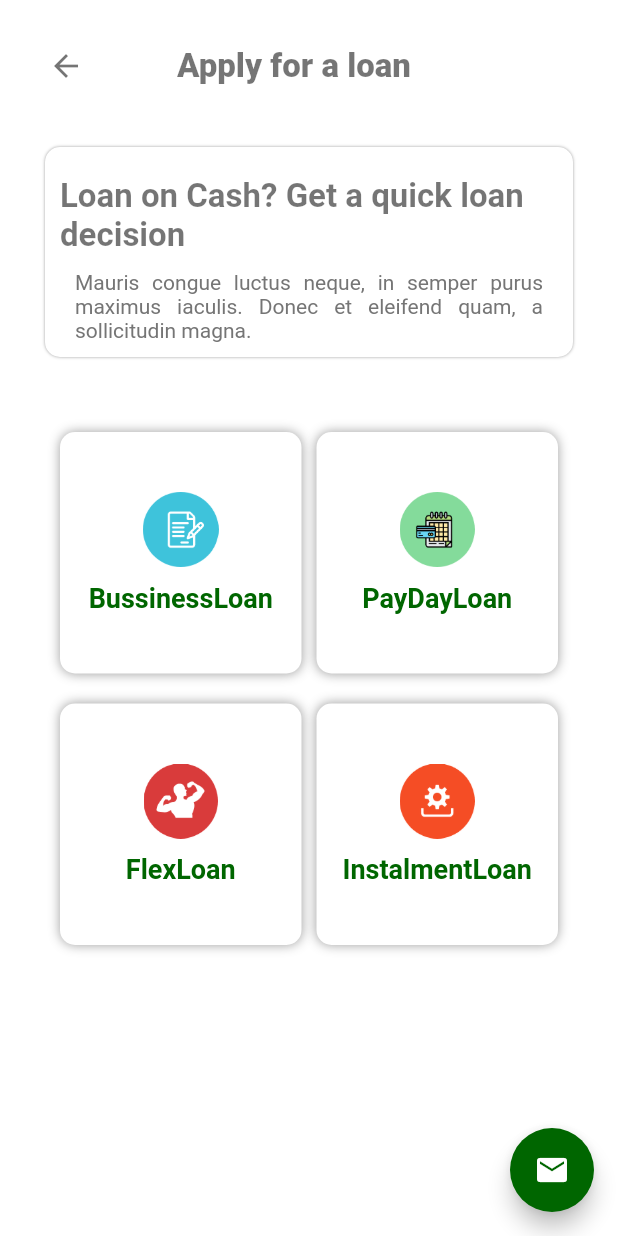
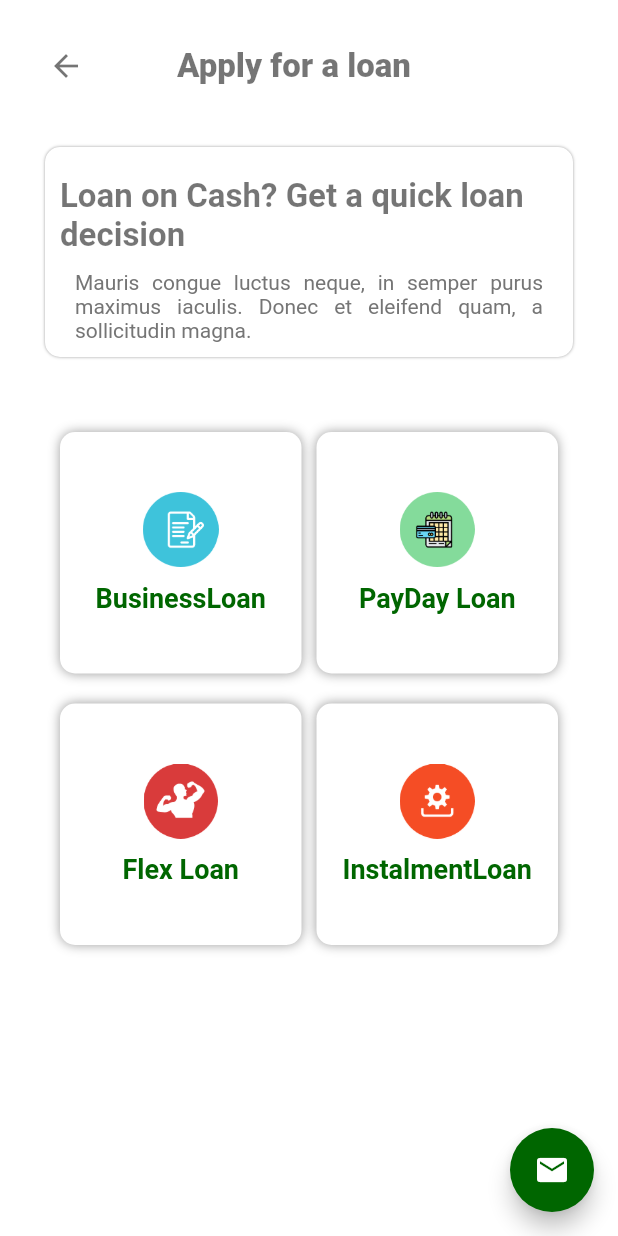
Before and after one commit to ali-shahKust/Sameed_loanApp, a Flutter app: the ApplyLoan screen opened directly, on a phone screen of 412 x 824 dp. Run offline on Flutter 3.47's test engine with Material 2 defaults, Android fonts, the phone set to English and light mode, and no system bars.

Commit message:
Spelling Fix

```diff
--- a/lib/HomePage.dart
+++ b/lib/HomePage.dart
@@ -25,7 +25,7 @@ class _LoanHomePageState extends State<LoanHomePage> {
     return GestureDetector(
       onTap: () {
         switch (title) {
-         case "Texes":
+         case "Taxes":
             Navigator.push(context, MaterialPageRoute(builder: (context) => LoanPage()));
             break;
           case "Loan":
@@ -121,7 +121,7 @@ class _LoanHomePageState extends State<LoanHomePage> {
                       mainAxisSpacing: 30,
                       crossAxisSpacing: 10,
                       children: <Widget>[
-                        cards('images/g1.png', 'Texes'),
+                        cards('images/g1.png', 'Taxes'),
                         cards('images/g1.png', 'Loan'),
                         cards('images/g1.png', 'Insurance'),
                         cards(
--- a/lib/Loanpage.dart
+++ b/lib/Loanpage.dart
@@ -148,7 +148,7 @@ class _LoanPageState extends State<LoanPage> with TickerProviderStateMixin {
                       color: Colors.grey.shade200,
                       child: TextFormField(
                         decoration:  InputDecoration(
-                          hintText: "Auttomobiles",
+                          hintText: "Automobile",
                           fillColor: Colors.white70,
                           border:  OutlineInputBorder(
                             borderRadius:  BorderRadius.circular(5.0),
--- a/lib/applyloanpage.dart
+++ b/lib/applyloanpage.dart
@@ -23,16 +23,16 @@ class _ApplyLoanState extends State<ApplyLoan> {
     return GestureDetector(
       onTap: () {
         switch (title) {
-          case "BussinessLoan":
+          case "Business Loan":
             Navigator.push(context, MaterialPageRoute(builder: (context) => LoanPage()));
             break;
-          case "PayDayLoan":
+          case "PayDay Loan":
             Navigator.push(context, MaterialPageRoute(builder: (context) => LoanPage()));
             break;
-          case "FlexLoan":
+          case "Flex Loan":
             Navigator.push(context, MaterialPageRoute(builder: (context) => LoanPage()));
             break;
-          case "InstalmentLoan":
+          case "Instalment Loan":
             Navigator.push(context, MaterialPageRoute(builder: (context) => LoanPage()));
             break;
         }
@@ -161,9 +161,9 @@ class _ApplyLoanState extends State<ApplyLoan> {
                     mainAxisSpacing: 20,
                     crossAxisSpacing: 10,
                     children: <Widget>[
-                      cards('images/g5.png', 'BussinessLoan'),
-                      cards('images/g2.png', 'PayDayLoan'),
-                      cards('images/g3.png', 'FlexLoan'),
+                      cards('images/g5.png', 'BusinessLoan'),
+                      cards('images/g2.png', 'PayDay Loan'),
+                      cards('images/g3.png', 'Flex Loan'),
                       cards(
                           'images/g4.png', 'InstalmentLoan'),
                     ],
```
